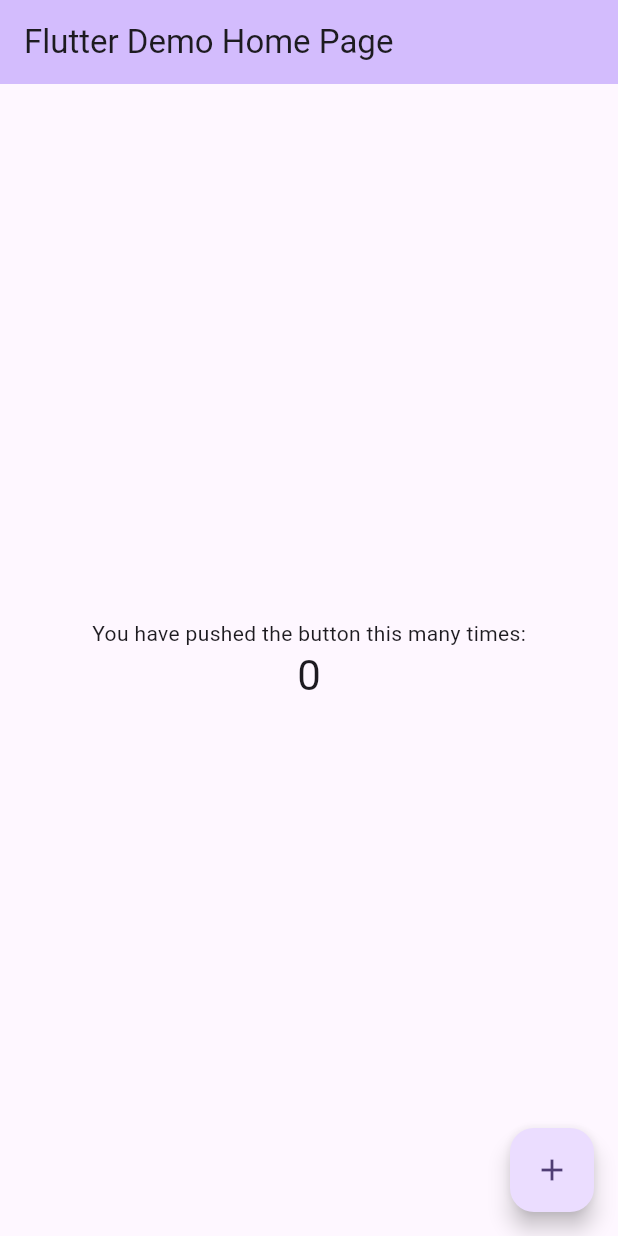
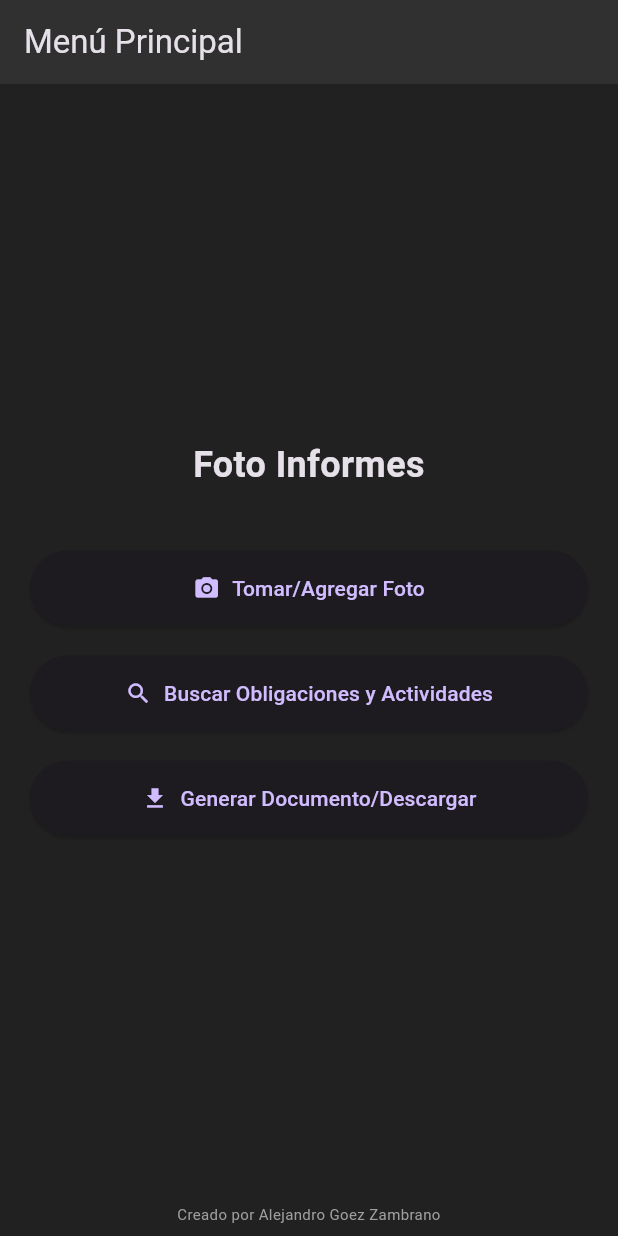
Before and after one commit to Hughmaster990115/PROYECTO-A-M, a Flutter app: the screen it shows after launch, on a phone screen of 412 x 824 dp. Run offline on Flutter 3.47's test engine with Material 3 defaults, Android fonts, the phone set to English and light mode, and no system bars; our stand-ins replace image_picker, permission_handler.

Commit message:
codigo implementado v1

```diff
--- a/foto_informes_app/lib/main.dart
+++ b/foto_informes_app/lib/main.dart
@@ -1,4 +1,5 @@
 import 'package:flutter/material.dart';
+import 'screens/home_screen.dart'; // Importaremos la pantalla principal (la crearemos después)
 
 void main() {
   runApp(const MyApp());
@@ -7,116 +8,26 @@ void main() {
 class MyApp extends StatelessWidget {
   const MyApp({super.key});
 
-  // This widget is the root of your application.
   @override
   Widget build(BuildContext context) {
     return MaterialApp(
-      title: 'Flutter Demo',
-      theme: ThemeData(
-        // This is the theme of your application.
-        //
-        // TRY THIS: Try running your application with "flutter run". You'll see
-        // the application has a purple toolbar. Then, without quitting the app,
-        // try changing the seedColor in the colorScheme below to Colors.green
-        // and then invoke "hot reload" (save your changes or press the "hot
-        // reload" button in a Flutter-supported IDE, or press "r" if you used
-        // the command line to start the app).
-        //
-        // Notice that the counter didn't reset back to zero; the application
-        // state is not lost during the reload. To reset the state, use hot
-        // restart instead.
-        //
-        // This works for code too, not just values: Most code changes can be
-        // tested with just a hot reload.
-        colorScheme: ColorScheme.fromSeed(seedColor: Colors.deepPurple),
+      title: 'Foto Informes App',
+      // --- Tema Oscuro ---
+      themeMode: ThemeMode.dark, // Forzar tema oscuro
+      darkTheme: ThemeData(
+        brightness: Brightness.dark,
+        primarySwatch: Colors.teal, // Puedes cambiar el color primario
+        // Puedes personalizar más aspectos del tema oscuro aquí
+        // por ejemplo, color de fondo del scaffold:
+        scaffoldBackgroundColor: Colors.grey[900],
+        appBarTheme: AppBarTheme(
+          backgroundColor: Colors.grey[850], // Color de la barra de navegación
+        ),
+        // Otros colores, fuentes, etc.
       ),
-      home: const MyHomePage(title: 'Flutter Demo Home Page'),
+      // --- Fin Tema Oscuro ---
+      home: const HomeScreen(), // La primera pantalla que se mostrará
+      debugShowCheckedModeBanner: false, // Oculta la cinta de "Debug"
     );
   }
 }
-
-class MyHomePage extends StatefulWidget {
-  const MyHomePage({super.key, required this.title});
-
-  // This widget is the home page of your application. It is stateful, meaning
-  // that it has a State object (defined below) that contains fields that affect
-  // how it looks.
-
-  // This class is the configuration for the state. It holds the values (in this
-  // case the title) provided by the parent (in this case the App widget) and
-  // used by the build method of the State. Fields in a Widget subclass are
-  // always marked "final".
-
-  final String title;
-
-  @override
-  State<MyHomePage> createState() => _MyHomePageState();
-}
-
-class _MyHomePageState extends State<MyHomePage> {
-  int _counter = 0;
-
-  void _incrementCounter() {
-    setState(() {
-      // This call to setState tells the Flutter framework that something has
-      // changed in this State, which causes it to rerun the build method below
-      // so that the display can reflect the updated values. If we changed
-      // _counter without calling setState(), then the build method would not be
-      // called again, and so nothing would appear to happen.
-      _counter++;
-    });
-  }
-
-  @override
-  Widget build(BuildContext context) {
-    // This method is rerun every time setState is called, for instance as done
-    // by the _incrementCounter method above.
-    //
-    // The Flutter framework has been optimized to make rerunning build methods
-    // fast, so that you can just rebuild anything that needs updating rather
-    // than having to individually change instances of widgets.
-    return Scaffold(
-      appBar: AppBar(
-        // TRY THIS: Try changing the color here to a specific color (to
-        // Colors.amber, perhaps?) and trigger a hot reload to see the AppBar
-        // change color while the other colors stay the same.
-        backgroundColor: Theme.of(context).colorScheme.inversePrimary,
-        // Here we take the value from the MyHomePage object that was created by
-        // the App.build method, and use it to set our appbar title.
-        title: Text(widget.title),
-      ),
-      body: Center(
-        // Center is a layout widget. It takes a single child and positions it
-        // in the middle of the parent.
-        child: Column(
-          // Column is also a layout widget. It takes a list of children and
-          // arranges them vertically. By default, it sizes itself to fit its
-          // children horizontally, and tries to be as tall as its parent.
-          //
-          // Column has various properties to control how it sizes itself and
-          // how it positions its children. Here we use mainAxisAlignment to
-          // center the children vertically; the main axis here is the vertical
-          // axis because Columns are vertical (the cross axis would be
-          // horizontal).
-          //
-          // TRY THIS: Invoke "debug painting" (choose the "Toggle Debug Paint"
-          // action in the IDE, or press "p" in the console), to see the
-          // wireframe for each widget.
-          mainAxisAlignment: MainAxisAlignment.center,
-          children: <Widget>[
-            const Text('You have pushed the button this many times:'),
-            Text(
-              '$_counter',
-              style: Theme.of(context).textTheme.headlineMedium,
-            ),
-          ],
-        ),
-      ),
-      floatingActionButton: FloatingActionButton(
-        onPressed: _incrementCounter,
-        tooltip: 'Increment',
-        child: const Icon(Icons.add),
-      ), // This trailing comma makes auto-formatting nicer for build methods.
-    );
-  }
-}
--- /dev/null
+++ b/foto_informes_app/lib/screens/home_screen.dart
@@ -0,0 +1,93 @@
+import 'package:flutter/material.dart';
+// Importaremos otras pantallas aquí cuando las creemos
+// import 'add_photo_screen.dart';
+// import 'search_screen.dart';
+// import 'generate_report_screen.dart';
+
+class HomeScreen extends StatelessWidget {
+  const HomeScreen({super.key});
+
+  // Widget reutilizable para el footer
+  Widget _buildFooter() {
+    return const Padding(
+      padding: EdgeInsets.all(8.0),
+      child: Text(
+        "Creado por Alejandro Goez Zambrano",
+        style: TextStyle(fontSize: 10, color: Colors.grey),
+        textAlign: TextAlign.center,
+      ),
+    );
+  }
+
+  @override
+  Widget build(BuildContext context) {
+    return Scaffold(
+      appBar: AppBar(
+        title: const Text('Menú Principal'),
+        // No mostramos botón de atrás en la pantalla principal
+      ),
+      body: Column( // Usamos Column para poner el footer abajo
+        children: [
+          Expanded( // Para que los botones ocupen el espacio disponible
+            child: Center(
+              child: Padding(
+                padding: const EdgeInsets.all(20.0),
+                child: Column(
+                  mainAxisAlignment: MainAxisAlignment.center,
+                  crossAxisAlignment: CrossAxisAlignment.stretch, // Botones anchos
+                  children: <Widget>[
+                    const Text(
+                      'Foto Informes',
+                      style: TextStyle(fontSize: 24, fontWeight: FontWeight.bold),
+                      textAlign: TextAlign.center,
+                    ),
+                    const SizedBox(height: 40), // Espacio vertical
+                    ElevatedButton.icon(
+                      icon: const Icon(Icons.camera_alt),
+                      label: const Text('Tomar/Agregar Foto'),
+                      onPressed: () {
+                        // TODO: Navegar a la pantalla AddPhotoScreen
+                        ScaffoldMessenger.of(context).showSnackBar(
+                          const SnackBar(content: Text('Funcionalidad pendiente')),
+                        );
+                        // Navigator.push(context, MaterialPageRoute(builder: (context) => AddPhotoScreen()));
+                      },
+                      style: ElevatedButton.styleFrom(padding: const EdgeInsets.symmetric(vertical: 15)),
+                    ),
+                    const SizedBox(height: 20),
+                    ElevatedButton.icon(
+                      icon: const Icon(Icons.search),
+                      label: const Text('Buscar Obligaciones y Actividades'),
+                      onPressed: () {
+                        // TODO: Navegar a la pantalla SearchScreen
+                        ScaffoldMessenger.of(context).showSnackBar(
+                          const SnackBar(content: Text('Funcionalidad pendiente')),
+                        );
+                        // Navigator.push(context, MaterialPageRoute(builder: (context) => SearchScreen()));
+                      },
+                      style: ElevatedButton.styleFrom(padding: const EdgeInsets.symmetric(vertical: 15)),
+                    ),
+                    const SizedBox(height: 20),
+                    ElevatedButton.icon(
+                      icon: const Icon(Icons.file_download),
+                      label: const Text('Generar Documento/Descargar'),
+                      onPressed: () {
+                        // TODO: Navegar a la pantalla GenerateReportScreen
+                         ScaffoldMessenger.of(context).showSnackBar(
+                          const SnackBar(content: Text('Funcionalidad pendiente')),
+                        );
+                        // Navigator.push(context, MaterialPageRoute(builder: (context) => GenerateReportScreen()));
+                      },
+                      style: ElevatedButton.styleFrom(padding: const EdgeInsets.symmetric(vertical: 15)),
+                    ),
+                  ],
+                ),
+              ),
+            ),
+          ),
+          _buildFooter(), // Añadir el footer al final
+        ],
+      ),
+    );
+  }
+}
```
Also changed, not shown: foto_informes_app/lib/screens/add_photo_screen.dart (added, +291 -0 lines), foto_informes_app/pubspec.yaml (+18 -3 lines), foto_informes_app/pubspec.lock, 7 other files.
